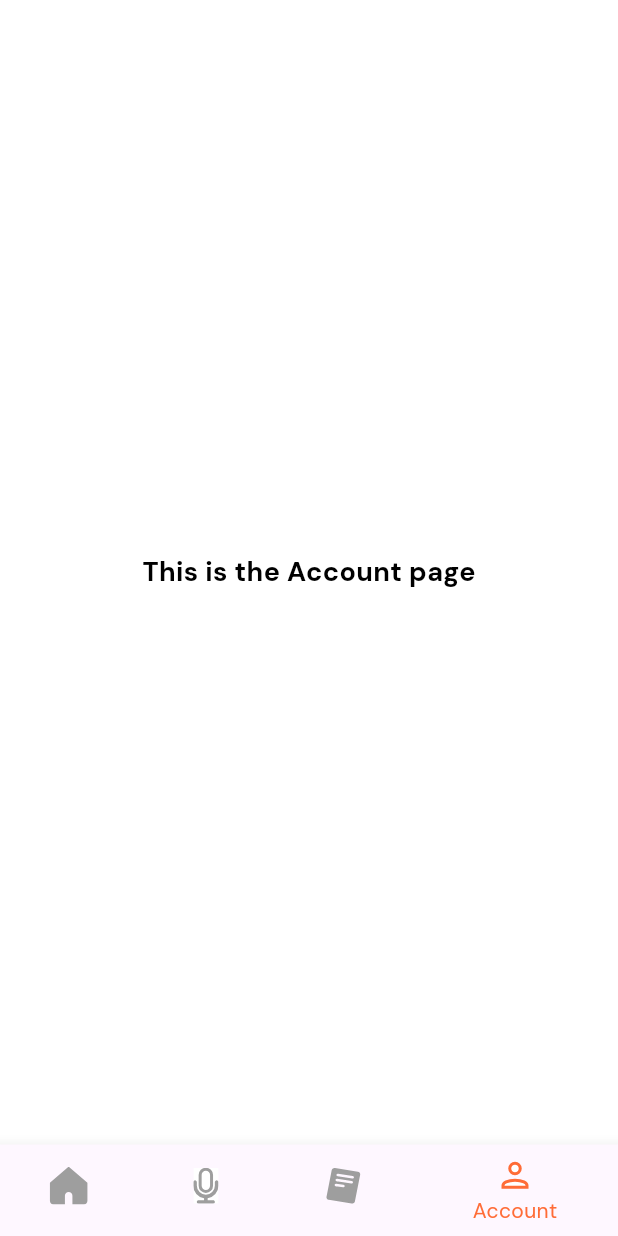
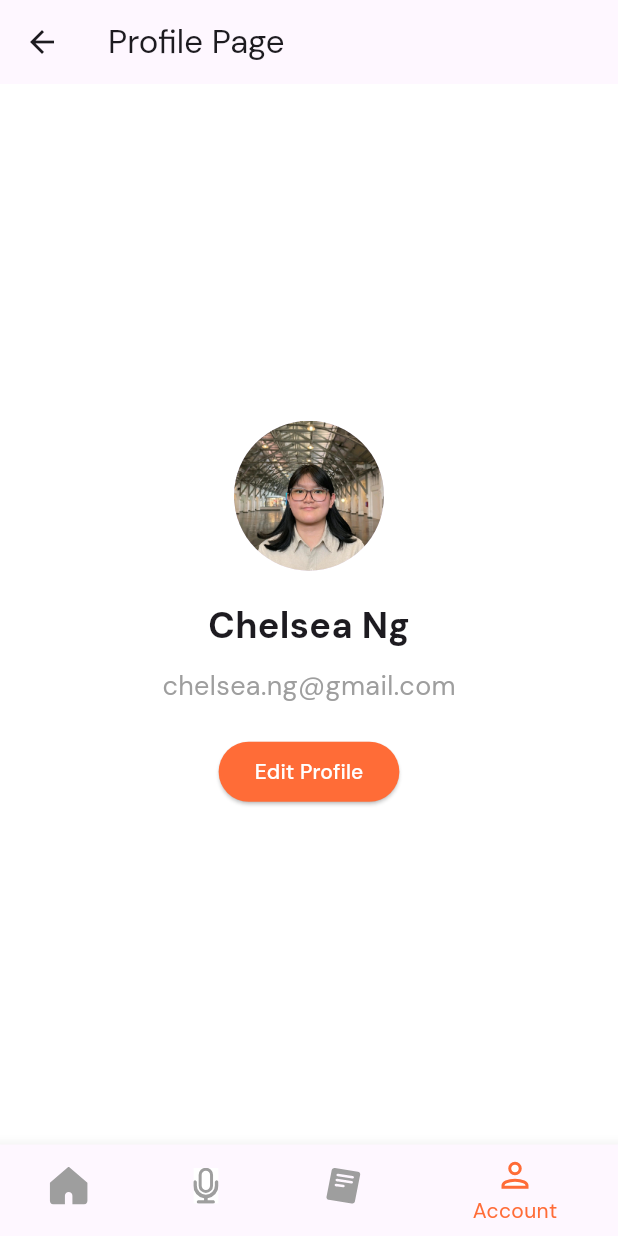
Before and after one commit to gnlehc/Preform, a Flutter app: the AccountPage screen opened by its route, on a phone screen of 412 x 824 dp. Run offline on Flutter 3.47's test engine with Material 3 defaults, Android fonts, the phone set to English and light mode, and no system bars; our stand-ins replace file_picker, firebase_auth, firebase_core, firebase_database, flutter_svg, get and 3 more; missing offline and left inert: text_to_speech; accounts and stored records are empty; network calls fail.

Commit message:
add account page

```diff
--- a/lib/pages/account_page.dart
+++ b/lib/pages/account_page.dart
@@ -1,6 +1,11 @@
 import 'package:flutter/material.dart';
+import 'package:flutter_svg/flutter_svg.dart';
 
 import '../widgets/bottom_navbar.dart';
+
+void main() {
+  runApp(const MaterialApp(home: AccountPage()));
+}
 
 class AccountPage extends StatefulWidget {
   const AccountPage({Key? key}) : super(key: key);
@@ -37,17 +42,56 @@ class _AccountPageState extends State<AccountPage> {
 
   }
 
+  String name = 'Chelsea Ng';
+  String email = 'chelsea.ng@gmail.com';
+
+  void _editProfile() {
+    // Placeholder for edit profile logic
+    // This is where you might open an edit profile page or show a modal
+    print('Edit profile tapped');
+  }
+
   @override
   Widget build(BuildContext context) {
     return Scaffold(
-      body: const Center(
-        child: Text(
-          "This is the Account page",
-          style: TextStyle(
-            fontSize: 18,
-            color: Colors.black,
-            fontWeight: FontWeight.bold,
-          ),
+      backgroundColor: Colors.white,
+      appBar: AppBar(
+        title: Text('Profile Page'),
+      ),
+      body: Center(
+        child: Column(
+          mainAxisAlignment: MainAxisAlignment.center,
+          children: <Widget>[
+            CircleAvatar(
+              radius: 50,
+              backgroundImage: AssetImage('lib/images/chelsea.jpeg'),
+            ),
+            SizedBox(height: 20),
+            Text(
+              name,
+              style: TextStyle(
+                fontSize: 24,
+                fontWeight: FontWeight.bold,
+              ),
+            ),
+            SizedBox(height: 10),
+            Text(
+              email,
+              style: TextStyle(
+                fontSize: 18,
+                color: Colors.grey,
+              ),
+            ),
+            SizedBox(height: 20),
+            ElevatedButton(
+              style: ElevatedButton.styleFrom(
+                primary: const Color(0xFFFF6C37), // This is the background color
+                onPrimary: Colors.white, // This is the color of the text and icon
+              ),
+              onPressed: _editProfile,
+              child: Text('Edit Profile'),
+            ),
+          ],
         ),
       ),
       bottomNavigationBar: BottomNavBar(
--- a/pubspec.yaml
+++ b/pubspec.yaml
@@ -123,10 +123,6 @@ dependencies:
   flutter_tts: ^3.8.5
 
 
-  speech_to_text: ^6.6.0
-  text_to_speech: ^0.2.3
-  flutter_tts: ^3.8.5
-
 
 dev_dependencies:
   flutter_test:
```
Also changed, not shown: lib/images/chelsea.jpeg (added), lib/images/picture1.png (added), pubspec.lock.
